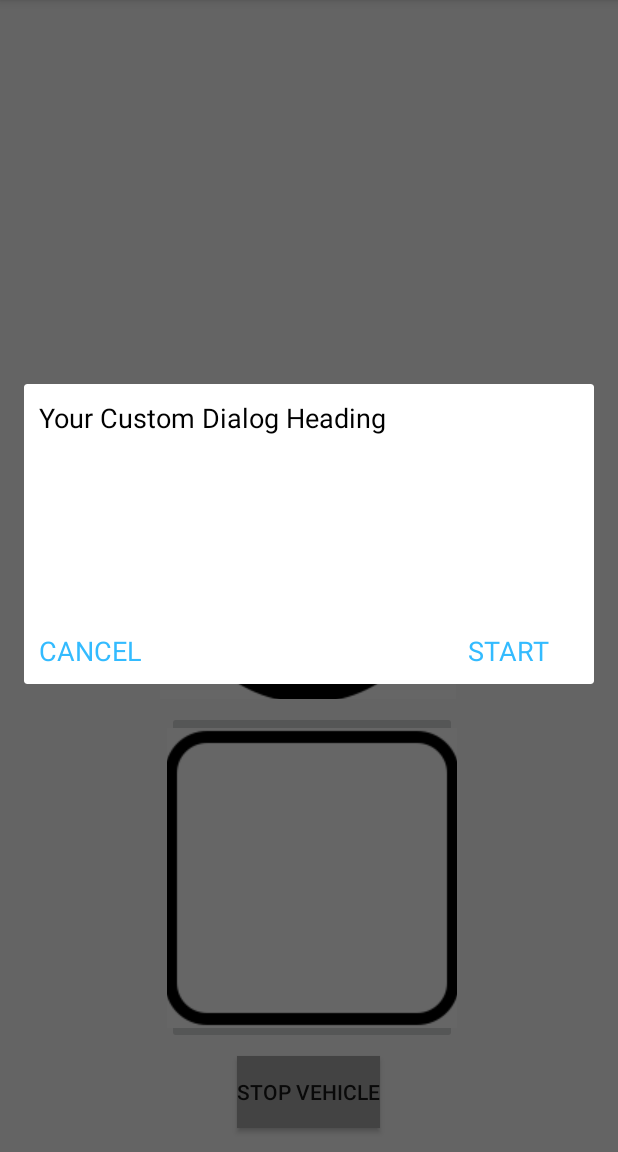
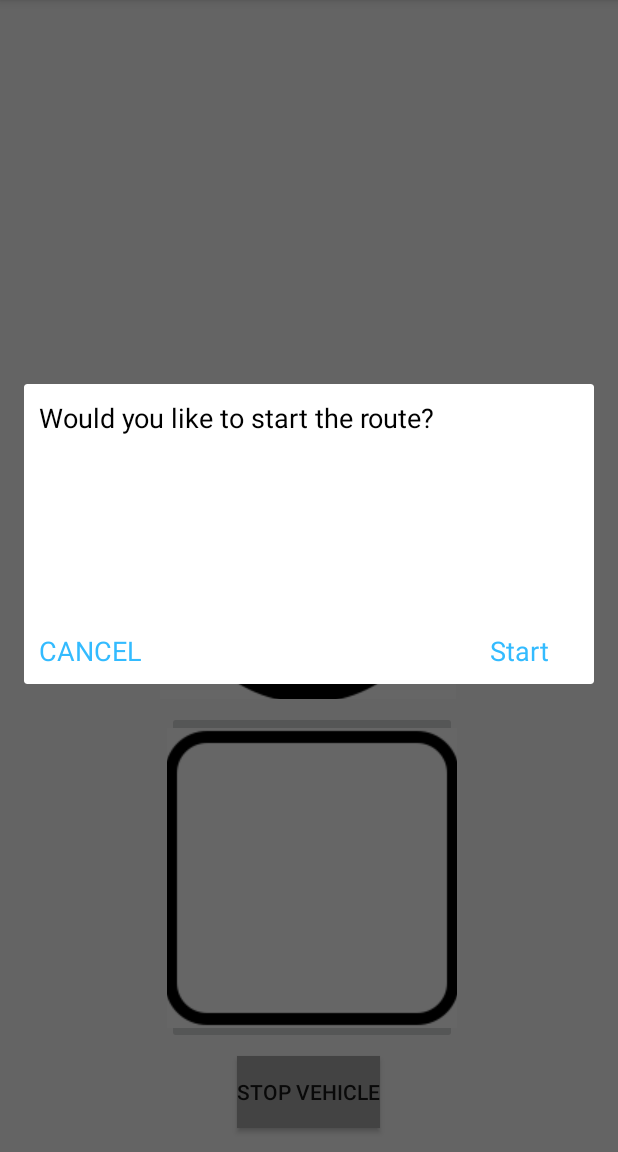
Before and after one commit to DIT112-V19/group-05, an Android app: the fragment CollectionFragment placed in its activity, after a tap on "Circle", on a phone screen of 412 x 824 dp, the part 84-1236 px from its top. Run offline under Robolectric (Android 15) with nearby library versions, the phone set to English and light mode, and no system bars.

Commit message:
Subject: Add stop vehicle button
- Stop vehicle button deactivated until vehicle has started
- Stop vehicle button has its own related dialog
- Collections and onbackPressed deactivated when vehicle has started

Related issues:
- Relates to #21
- Relates to #20

```diff
--- a/android/app/src/main/java/com/example/hajken/CustomDialogFragment.java
+++ b/android/app/src/main/java/com/example/hajken/CustomDialogFragment.java
@@ -10,18 +10,29 @@ import android.view.View;
 import android.view.ViewGroup;
 import android.widget.TextView;
 
-
 //DialogFragment is similar to Fragment but it is shrunked
 public class CustomDialogFragment extends DialogFragment {
 
+
+
     public interface OnStarted {
-        void setUpStart(Boolean start);
+        void controlVehicle(Boolean start);
     }
 
     public OnStarted onStarted; //instantiate interface object
 
     private static final String TAG = "CustomDialogFragment";
-    private TextView actionOk, actionCancel;
+    private TextView actionOk;
+    private TextView actionCancel;
+    private TextView dialogHeading;
+    private String heading,action = "Start";
+
+    public void setDialogHeading(String incoming) {
+        this.heading = incoming;
+    }
+    public void setAction(String action) {
+        this.action = action;
+    }
 
     @Nullable
     @Override
@@ -29,6 +40,7 @@ public class CustomDialogFragment extends DialogFragment {
         //Inflates the dialog
         View view = inflater.inflate(R.layout.dialog_custom,container,false);
 
+        dialogHeading = view.findViewById(R.id.heading);
         actionOk = view.findViewById(R.id.action_ok);
         actionCancel = view.findViewById(R.id.action_cancel);
 
@@ -36,7 +48,7 @@ public class CustomDialogFragment extends DialogFragment {
         actionCancel.setOnClickListener(new View.OnClickListener() {
             public void onClick(View view){
                 Log.d(TAG, "onCreateView: closing dialog");
-                onStarted.setUpStart(false);
+                onStarted.controlVehicle(false);
                 getDialog().dismiss();
             }
         });
@@ -46,11 +58,17 @@ public class CustomDialogFragment extends DialogFragment {
             public void onClick(View view){
                 Log.d(TAG, "onCreateView: send to start");
 
-                //Sends back to Collectionfragment -> setUpStart is true
-                onStarted.setUpStart(true);
+                //Sends back to Collectionfragment -> controlVehicle is true
+                onStarted.controlVehicle(true);
                 getDialog().dismiss();
             }
         });
+
+        //Changes the name of the heading of the dialog
+        dialogHeading.setText(heading);
+
+        //Changes the name of action button of the dialog
+        actionOk.setText(action);
         return view;
     }
 
--- a/android/app/src/main/java/com/example/hajken/DrawFragment.java
+++ b/android/app/src/main/java/com/example/hajken/DrawFragment.java
@@ -30,7 +30,7 @@ public class DrawFragment extends Fragment implements View.OnClickListener {
     public View onCreateView(@NonNull LayoutInflater inflater, @Nullable ViewGroup container, @Nullable Bundle savedInstanceState) {
         View view = inflater.inflate(R.layout.fragment_draw,container,false);
 
-        //Creates the buttons, list and image of the fragment
+        //Creates the buttons, list and image of the collFragment
         startDrawButton = view.findViewById(R.id.start_draw_button);
 
         //Enables functions to buttons
@@ -40,7 +40,7 @@ public class DrawFragment extends Fragment implements View.OnClickListener {
     }
 
     //calls before onCreate, used to instantiate the interface
-    //part of the fragment to activity communication
+    //part of the collFragment to activity communication
     @Override
     public void onAttach(Context context) {
         super.onAttach(context);
--- a/android/app/src/main/java/com/example/hajken/GatewayFragment.java
+++ b/android/app/src/main/java/com/example/hajken/GatewayFragment.java
@@ -32,7 +32,7 @@ public class GatewayFragment extends Fragment implements View.OnClickListener {
     public View onCreateView(@NonNull LayoutInflater inflater, @Nullable ViewGroup container, @Nullable Bundle savedInstanceState) {
         View view = inflater.inflate(R.layout.fragment_gateway,container,false);
 
-        //Creates the buttons, list and image of the fragment
+        //Creates the buttons, list and image of the collFragment
         collectionButton = view.findViewById(R.id.collection_button);
         drawButton = view.findViewById(R.id.draw_button);
         vehicleSymbol = view.findViewById(R.id.vehicle_symbol);
@@ -45,7 +45,7 @@ public class GatewayFragment extends Fragment implements View.OnClickListener {
     }
 
     //calls before onCreate, used to instantiate the interface
-    //part of the fragment to activity communication
+    //part of the collFragment to activity communication
     @Override
     public void onAttach(Context context) {
         super.onAttach(context);
--- a/android/app/src/main/java/com/example/hajken/InterfaceMainActivity.java
+++ b/android/app/src/main/java/com/example/hajken/InterfaceMainActivity.java
@@ -1,6 +1,6 @@
 package com.example.hajken;
 
-//part of the fragment to activity communication
+//part of the collFragment to activity communication
 //interface is used to handle messages/info that is sent between fragments
 //interface is implemented in mainActivity
 
--- a/android/app/src/main/java/com/example/hajken/ScanFragment.java
+++ b/android/app/src/main/java/com/example/hajken/ScanFragment.java
@@ -29,7 +29,7 @@ public class ScanFragment extends Fragment implements View.OnClickListener{
     private static final String TAG = "ScanFragment";
     private MainActivity interfaceMainActivity;
 
-    //buttons and entities in fragment
+    //buttons and entities in collFragment
     private Button scanButton, pairButton, unpairButton, routesButton;
     private ListView mListView;
     private ImageView bluetoothSymbol;
@@ -52,7 +52,7 @@ public class ScanFragment extends Fragment implements View.OnClickListener{
     public View onCreateView(@NonNull LayoutInflater inflater, @Nullable ViewGroup container, @Nullable Bundle savedInstanceState){
         View view = inflater.inflate(R.layout.fragment_scan,container,false);
 
-        //Creates the buttons, list and image of the fragment
+        //Creates the buttons, list and image of the collFragment
         scanButton = view.findViewById(R.id.scan_button);
         pairButton = view.findViewById(R.id.pair_button);
         unpairButton = view.findViewById(R.id.unpair_button);
--- a/android/app/src/main/java/com/example/hajken/StartFragment.java
+++ b/android/app/src/main/java/com/example/hajken/StartFragment.java
@@ -30,7 +30,7 @@ public class StartFragment extends Fragment implements View.OnClickListener{
     public View onCreateView(@NonNull LayoutInflater inflater, @Nullable ViewGroup container, @Nullable Bundle savedInstanceState) {
         View view = inflater.inflate(R.layout.fragment_start,container,false);
 
-        //Creates the buttons and image of the fragment
+        //Creates the buttons and image of the collFragment
         ScanFragmentButton = view.findViewById(R.id.find_vehicle_button);
         radar = view.findViewById(R.id.radar_symbol);
 
@@ -46,7 +46,7 @@ public class StartFragment extends Fragment implements View.OnClickListener{
     }
 
     //calls before onCreate, used to instantiate the interface
-    //part of the fragment to activity communication
+    //part of the collFragment to activity communication
     @Override
     public void onAttach(Context context){
         super.onAttach(context);
```
Also changed, not shown: android/app/src/main/java/com/example/hajken/CollectionFragment.java (+46 -21 lines), android/app/src/main/java/com/example/hajken/MainActivity.java (+16 -0 lines).
